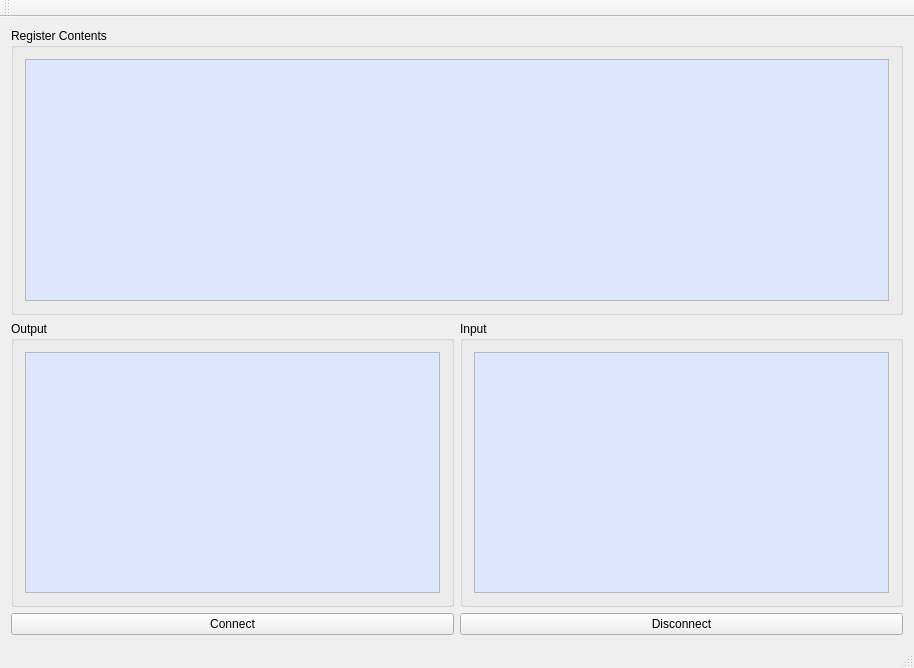
Above: source/qgovernor/mainwindow.ui from esden/open-bldc before the change. Below: the same form after it.
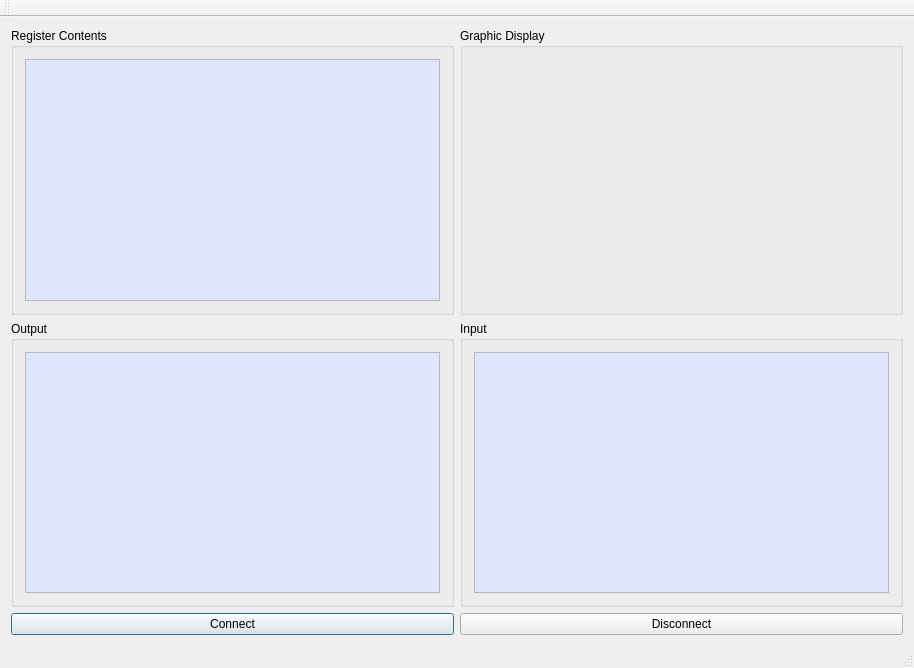
That is the form after the change.

What changed in the file:
```diff
--- a/source/qgovernor/mainwindow.ui
+++ b/source/qgovernor/mainwindow.ui
@@ -211,6 +211,9 @@
       <property name="text">
        <string>Connect</string>
       </property>
+      <property name="default">
+       <bool>true</bool>
+      </property>
      </widget>
     </item>
     <item row="2" column="1">
@@ -220,7 +223,7 @@
       </property>
      </widget>
     </item>
-    <item row="0" column="0" colspan="2">
+    <item row="0" column="0">
      <widget class="QGroupBox" name="registerGroupBox">
       <property name="title">
        <string>Register Contents</string>
@@ -334,6 +337,13 @@
       </layout>
      </widget>
     </item>
+    <item row="0" column="1">
+     <widget class="QGroupBox" name="graphicGroupBox">
+      <property name="title">
+       <string>Graphic Display</string>
+      </property>
+     </widget>
+    </item>
    </layout>
   </widget>
   <widget class="QMenuBar" name="menuBar">
```
Left out of the diff: 6 changed lines with no effect on the pictures.
